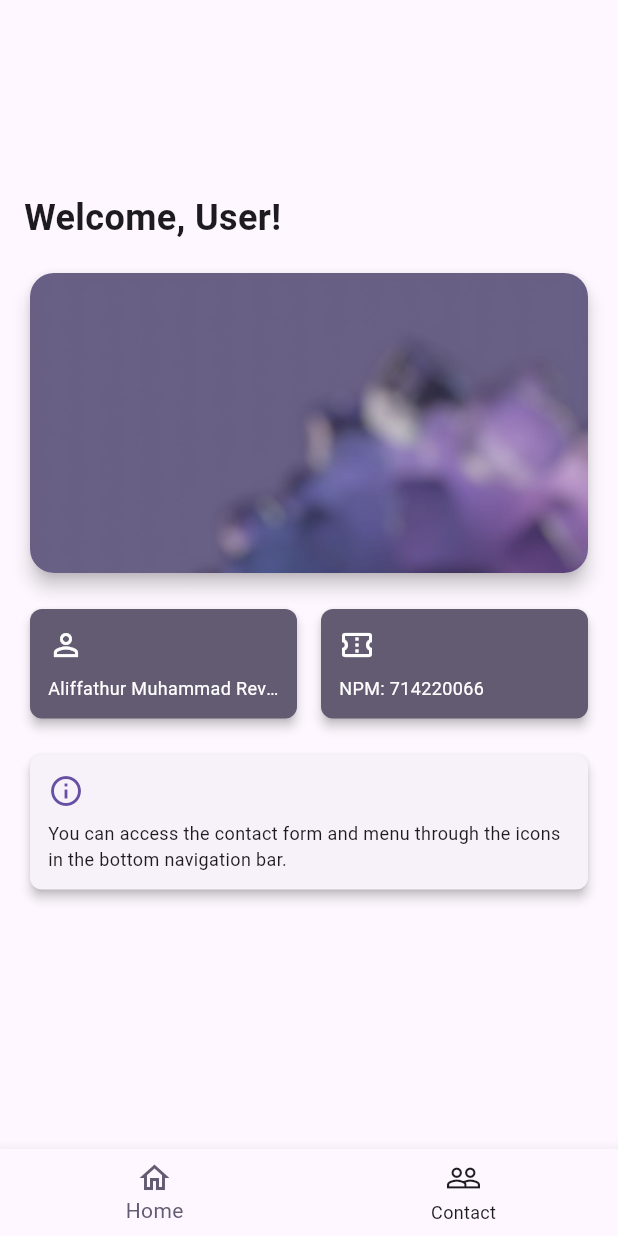
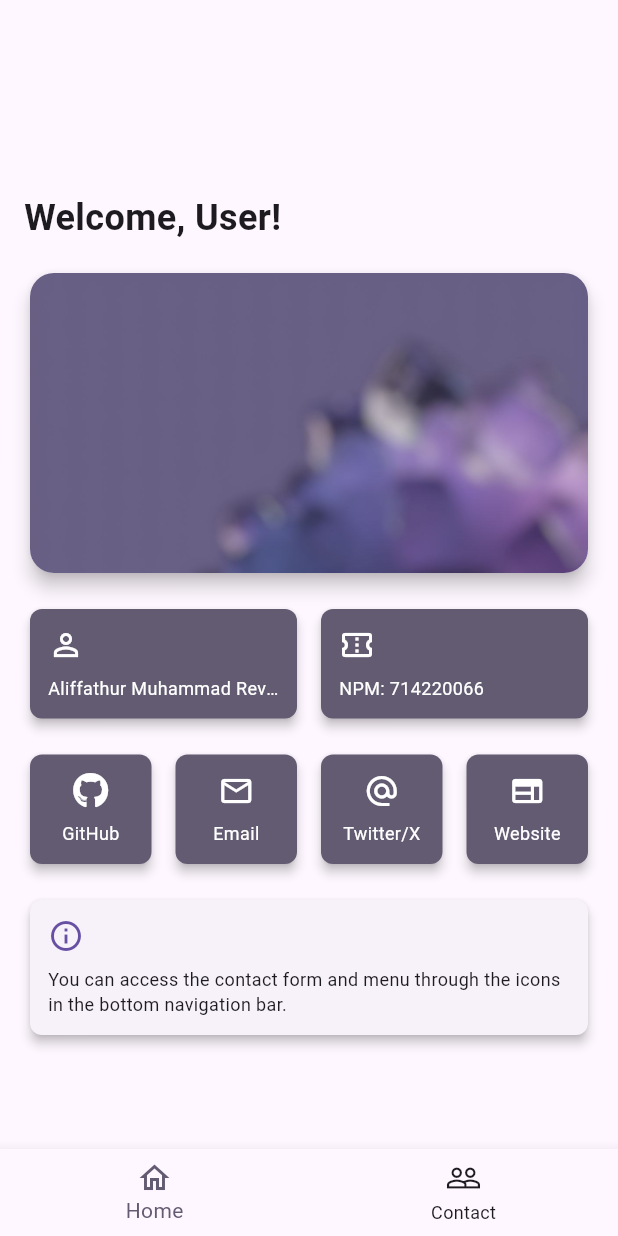
Before and after one commit to SchoolAF/UTS_PIV, a Flutter app: the screen it shows after launch, on a phone screen of 412 x 824 dp. Run offline on Flutter 3.47's test engine with Material 3 defaults, Android fonts, the phone set to English and light mode, and no system bars; our stand-ins replace file_picker, flutter_colorpicker, font_awesome_flutter.

Commit message:
Add tile my links as tiles
Signed-off-by: HeroBuxx <me@herobuxx.me>

```diff
--- a/lib/homepage.dart
+++ b/lib/homepage.dart
@@ -1,7 +1,19 @@
 import 'package:flutter/material.dart';
+import 'package:url_launcher/url_launcher.dart';
+import 'package:font_awesome_flutter/font_awesome_flutter.dart';
 
 class Homepage extends StatelessWidget {
   const Homepage({super.key});
+
+  Future<void> _launchURL(String url) async {
+    final Uri uri = Uri.parse(url);
+
+    if (await canLaunchUrl(uri)) {
+      await launchUrl(uri, mode: LaunchMode.externalApplication);
+    } else {
+      throw 'Could not launch $url';
+    }
+  }
 
   @override
   Widget build(BuildContext context) {
@@ -37,20 +49,16 @@ class Homepage extends StatelessWidget {
               ),
             ),
             SizedBox(height: 16),
-            // 2x1 tiles instead of the first info card
             Row(
               mainAxisAlignment: MainAxisAlignment.spaceBetween,
               children: [
-                // Tile 1: Name
                 Expanded(
                   child: Card(
                     elevation: 3,
                     shape: RoundedRectangleBorder(
                       borderRadius: BorderRadius.circular(8),
                     ),
-                    color: Theme.of(context)
-                        .colorScheme
-                        .secondary, // Set accent color as background
+                    color: Theme.of(context).colorScheme.secondary,
                     child: Padding(
                       padding: const EdgeInsets.all(12.0),
                       child: Column(
@@ -58,17 +66,13 @@ class Homepage extends StatelessWidget {
                         children: [
                           Icon(
                             Icons.person_outline,
-                            color: Theme.of(context)
-                                .colorScheme
-                                .onSecondary, // Adjust icon color
+                            color: Theme.of(context).colorScheme.onSecondary,
                           ),
                           SizedBox(height: 8),
                           Text(
                             'Aliffathur Muhammad Revan',
                             style: TextStyle(
-                              color: Theme.of(context)
-                                  .colorScheme
-                                  .onSecondary, // Adjust text color
+                              color: Theme.of(context).colorScheme.onSecondary,
                               fontSize: 12,
                             ),
                             maxLines: 1,
@@ -80,16 +84,13 @@ class Homepage extends StatelessWidget {
                   ),
                 ),
                 SizedBox(width: 8),
-                // Tile 2: NPM
                 Expanded(
                   child: Card(
                     elevation: 3,
                     shape: RoundedRectangleBorder(
                       borderRadius: BorderRadius.circular(8),
                     ),
-                    color: Theme.of(context)
-                        .colorScheme
-                        .secondary, // Set accent color as background
+                    color: Theme.of(context).colorScheme.secondary,
                     child: Padding(
                       padding: const EdgeInsets.all(12.0),
                       child: Column(
@@ -97,23 +98,156 @@ class Homepage extends StatelessWidget {
                         children: [
                           Icon(
                             Icons.confirmation_number_outlined,
-                            color: Theme.of(context)
-                                .colorScheme
-                                .onSecondary, // Adjust icon color
+                            color: Theme.of(context).colorScheme.onSecondary,
                           ),
                           SizedBox(height: 8),
                           Text(
                             'NPM: 714220066',
                             style: TextStyle(
-                              color: Theme.of(context)
-                                  .colorScheme
-                                  .onSecondary, // Adjust text color
+                              color: Theme.of(context).colorScheme.onSecondary,
                               fontSize: 12,
                             ),
                             maxLines: 1,
                             overflow: TextOverflow.ellipsis,
                           ),
                         ],
+                      ),
+                    ),
+                  ),
+                ),
+              ],
+            ),
+            SizedBox(height: 16),
+            Row(
+              mainAxisAlignment: MainAxisAlignment.spaceBetween,
+              children: [
+                Expanded(
+                  child: GestureDetector(
+                    onTap: () => _launchURL('https://github.com/herobuxx'),
+                    child: Card(
+                      elevation: 3,
+                      shape: RoundedRectangleBorder(
+                        borderRadius: BorderRadius.circular(8),
+                      ),
+                      color: Theme.of(context).colorScheme.secondary,
+                      child: Padding(
+                        padding: const EdgeInsets.all(12.0),
+                        child: Column(
+                          children: [
+                            FaIcon(
+                              FontAwesomeIcons.github,
+                              color: Theme.of(context).colorScheme.onSecondary,
+                            ),
+                            SizedBox(height: 8),
+                            Text(
+                              'GitHub',
+                              style: TextStyle(
+                                color:
+                                    Theme.of(context).colorScheme.onSecondary,
+                                fontSize: 12,
+                              ),
+                            ),
+                          ],
+                        ),
+                      ),
+                    ),
+                  ),
+                ),
+                SizedBox(width: 8),
+                Expanded(
+                  child: GestureDetector(
+                    onTap: () => _launchURL('mailto:me@buxxed.me'),
+                    child: Card(
+                      elevation: 3,
+                      shape: RoundedRectangleBorder(
+                        borderRadius: BorderRadius.circular(8),
+                      ),
+                      color: Theme.of(context).colorScheme.secondary,
+                      child: Padding(
+                        padding: const EdgeInsets.all(12.0),
+                        child: Column(
+                          children: [
+                            Icon(
+                              Icons.email_outlined,
+                              color: Theme.of(context).colorScheme.onSecondary,
+                            ),
+                            SizedBox(height: 8),
+                            Text(
+                              'Email',
+                              style: TextStyle(
+                                color:
+                                    Theme.of(context).colorScheme.onSecondary,
+                                fontSize: 12,
+                              ),
+                            ),
+                          ],
+                        ),
+                      ),
+                    ),
+                  ),
+                ),
+                SizedBox(width: 8),
+                Expanded(
+                  child: GestureDetector(
+                    onTap: () => _launchURL('https://x.com/iamherobuxx'),
+                    child: Card(
+                      elevation: 3,
+                      shape: RoundedRectangleBorder(
+                        borderRadius: BorderRadius.circular(8),
+                      ),
+                      color: Theme.of(context).colorScheme.secondary,
+                      child: Padding(
+                        padding: const EdgeInsets.all(12.0),
+                        child: Column(
+                          children: [
+                            Icon(
+                              Icons.alternate_email,
+                              color: Theme.of(context).colorScheme.onSecondary,
+                            ),
+                            SizedBox(height: 8),
+                            Text(
+                              'Twitter/X',
+                              style: TextStyle(
+                                color:
+                                    Theme.of(context).colorScheme.onSecondary,
+                                fontSize: 12,
+                              ),
+                            ),
+                          ],
+                        ),
+                      ),
+                    ),
+                  ),
+                ),
+                SizedBox(width: 8),
+                Expanded(
+                  child: GestureDetector(
+                    onTap: () => _launchURL('https://buxxed.me'),
+                    child: Card(
+                      elevation: 3,
+                      shape: RoundedRectangleBorder(
+                        borderRadius: BorderRadius.circular(8),
+                      ),
+                      color: Theme.of(context).colorScheme.secondary,
+                      child: Padding(
+                        padding: const EdgeInsets.all(12.0),
+                        child: Column(
+                          children: [
+                            Icon(
+                              Icons.web_outlined,
+                              color: Theme.of(context).colorScheme.onSecondary,
+                            ),
+                            SizedBox(height: 8),
+                            Text(
+                              'Website',
+                              style: TextStyle(
+                                color:
+                                    Theme.of(context).colorScheme.onSecondary,
+                                fontSize: 12,
+                              ),
+                            ),
+                          ],
+                        ),
                       ),
                     ),
                   ),
--- a/pubspec.yaml
+++ b/pubspec.yaml
@@ -13,6 +13,8 @@ dependencies:
   flutter_colorpicker: ^1.1.0
   file_picker : ^8.1.4
   open_file: ^3.5.10
+  url_launcher: ^6.3.1
+  font_awesome_flutter: ^10.8.0
 
 dev_dependencies:
   flutter_test:
```
Also changed, not shown: pubspec.lock, 7 other files.
